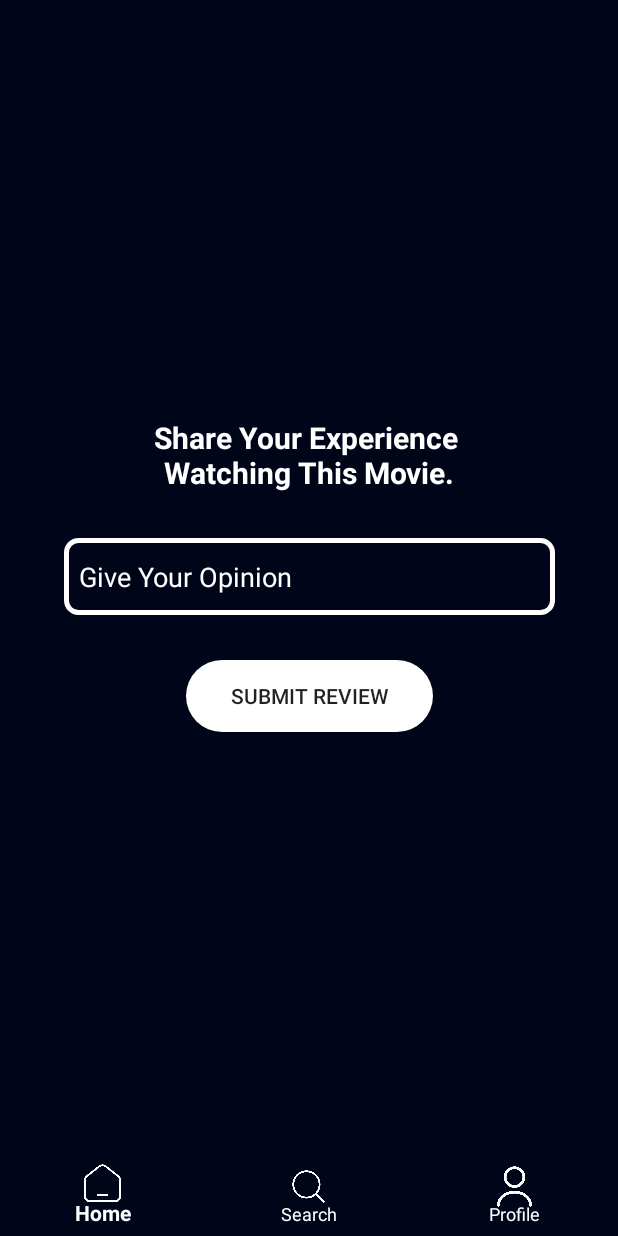
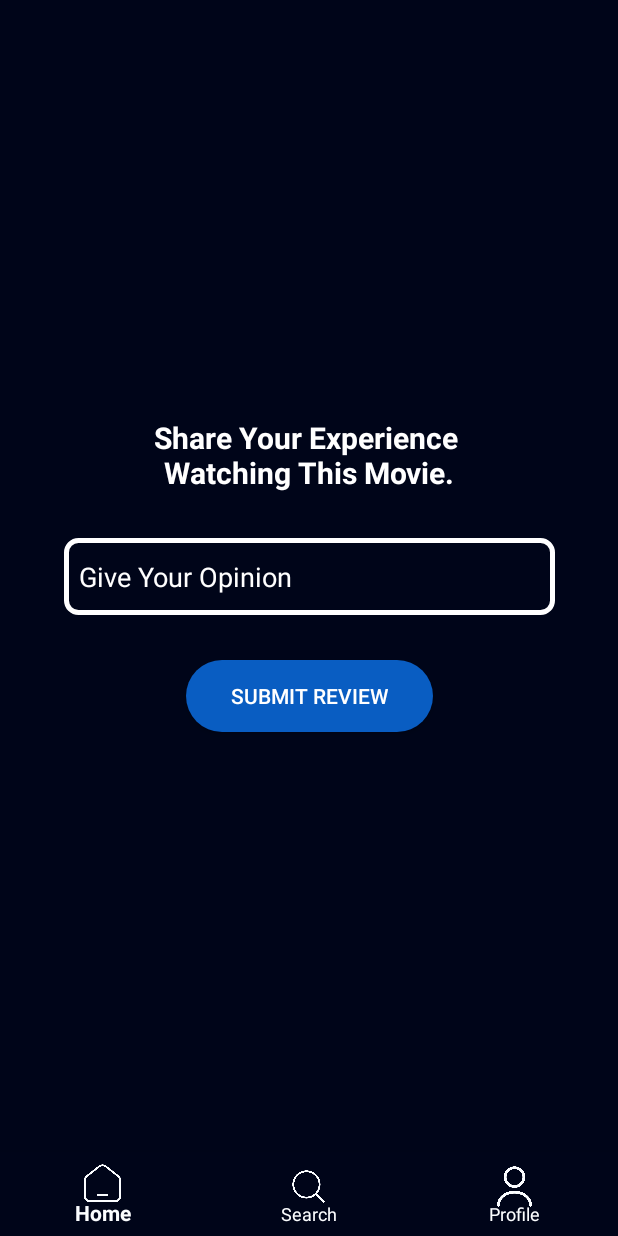
Before and after one commit to MilzamRadifan/project-papb-2024, an Android app: the fragment ReviewFragment placed in its activity, on a phone screen of 412 x 824 dp. Run offline under Robolectric (Android 15) with nearby library versions, the phone set to English and light mode, and no system bars; our stand-ins replace Firebase (no records; nobody signed in at launch, a user with empty details on screens opened directly).

Commit message:
make sure all UI are on the same theme

```diff
--- a/app/src/main/java/com/example/tapetrove/Activity/Home/PeminjamanFragment.java
+++ b/app/src/main/java/com/example/tapetrove/Activity/Home/PeminjamanFragment.java
@@ -209,7 +209,7 @@ public class PeminjamanFragment extends Fragment {
                 } else if (item.getItemId() == R.id.bottom_bagikan) {
                     Intent sendIntent = new Intent();
                     sendIntent.setAction(Intent.ACTION_SEND);
-                    sendIntent.putExtra(Intent.EXTRA_TEXT, "Ayo sewa film "+title+", hanya Rp.30.000 di aplikasi TaveTrove");
+                    sendIntent.putExtra(Intent.EXTRA_TEXT, "Ayo sewa film "+title+", hanya Rp.30.000 di aplikasi TapeTrove");
                     sendIntent.setType("text/plain");
                     Intent shareIntent = Intent.createChooser(sendIntent, null);
                     startActivity(shareIntent);
--- a/app/src/main/java/com/example/tapetrove/Activity/Search/SearchActivity.java
+++ b/app/src/main/java/com/example/tapetrove/Activity/Search/SearchActivity.java
@@ -71,17 +71,14 @@ public class SearchActivity extends AppCompatActivity {
     bottomNavigationView.setSelectedItemId(R.id.search);
     bottomNavigationView.setOnItemSelectedListener(item -> {
       if (item.getItemId() == R.id.home) {
-        // Handle Home item click
         startActivity(new Intent(getApplicationContext(), MainActivity.class));
         finish();
         return true;
       } else if (item.getItemId() == R.id.search) {
-        // Handle Search item click
         startActivity(new Intent(getApplicationContext(), SearchActivity.class));
         finish();
         return true;
       } else if (item.getItemId() == R.id.profile) {
-        // Handle Profile item click
         startActivity(new Intent(getApplicationContext(), ProfileActivity.class));
         finish();
         return true;
--- a/app/src/main/res/layout/fragment_berhasil.xml
+++ b/app/src/main/res/layout/fragment_berhasil.xml
@@ -58,11 +58,11 @@
             android:layout_marginLeft="12dp"
             android:layout_marginTop="20dp"
             android:layout_marginRight="12dp"
-            android:backgroundTint="@color/blue"
+            android:background="@drawable/bg_round_blue"
             android:text="Kembali ke laman Peminjaman"
+            android:textColor="#fbfdff"
             android:textSize="15sp"
             android:textStyle="bold"
-            android:textColor="#fbfdff"
             app:layout_constraintEnd_toEndOf="@+id/textView33"
             app:layout_constraintStart_toStartOf="@+id/textView33"
             app:layout_constraintTop_toBottomOf="@+id/textView33" />
--- a/app/src/main/res/layout/fragment_edit_profile.xml
+++ b/app/src/main/res/layout/fragment_edit_profile.xml
@@ -74,11 +74,11 @@
         android:layout_height="wrap_content"
         android:layout_marginLeft="110dp"
         android:layout_marginTop="430dp"
+        android:background="@drawable/bg_button_white"
         android:backgroundTint="#095DC2"
         android:clickable="true"
-        android:background="@drawable/bg_button_white"
-        android:textColor="@color/white"
-        android:text="Simpan Perubahan" />
+        android:text="Save Changes"
+        android:textColor="@color/white" />
 
 
 
--- a/app/src/main/res/layout/fragment_peminjaman.xml
+++ b/app/src/main/res/layout/fragment_peminjaman.xml
@@ -168,7 +168,7 @@
                 android:layout_marginStart="12dp"
                 android:layout_marginTop="10dp"
                 android:layout_marginEnd="12dp"
-                android:backgroundTint="@color/blue"
+                android:background="@drawable/bg_round_blue"
                 android:text="Rent The Movie"
                 android:textColor="#fbfdff"
                 android:textSize="18sp"
--- a/app/src/main/res/layout/fragment_rating.xml
+++ b/app/src/main/res/layout/fragment_rating.xml
@@ -50,9 +50,10 @@
         android:layout_below="@id/rbRatingBar"
         android:layout_centerHorizontal="true"
         android:layout_marginTop="30dp"
+        android:background="@drawable/bg_round_blue"
         android:paddingHorizontal="30dp"
-        android:background="@drawable/bg_button_white"
-        android:text="Proceed to Review" />
+        android:text="Proceed to Review"
+        android:textColor="#FFFFFF" />
 
     <Button
         android:id="@+id/btnDeleteRating"
--- a/app/src/main/res/layout/fragment_review.xml
+++ b/app/src/main/res/layout/fragment_review.xml
@@ -38,10 +38,11 @@
         android:id="@+id/btnSubmit"
         android:layout_width="wrap_content"
         android:layout_height="wrap_content"
+        android:layout_marginTop="30dp"
+        android:background="@drawable/bg_round_blue"
+        android:paddingHorizontal="30dp"
         android:text="Submit Review"
-        android:background="@drawable/bg_button_white"
-        android:paddingHorizontal="30dp"
-        android:layout_marginTop="30dp"
+        android:textColor="@color/white"
         app:layout_constraintEnd_toEndOf="parent"
         app:layout_constraintStart_toStartOf="parent"
         app:layout_constraintTop_toBottomOf="@+id/etReview" />
--- a/app/src/main/res/layout/fragment_search.xml
+++ b/app/src/main/res/layout/fragment_search.xml
@@ -21,6 +21,7 @@
         android:hint="Search"
         android:inputType="text"
         android:paddingStart="10dp"
+        android:textColor="@color/black"
         android:textColorHint="#767676"
         app:layout_constraintEnd_toStartOf="@+id/btSearch"
         app:layout_constraintStart_toStartOf="parent"
--- a/app/src/main/res/layout/fragment_transfer.xml
+++ b/app/src/main/res/layout/fragment_transfer.xml
@@ -239,7 +239,7 @@
             android:layout_marginStart="12dp"
             android:layout_marginTop="100dp"
             android:layout_marginEnd="12dp"
-            android:backgroundTint="@color/blue"
+            android:background="@drawable/bg_round_blue"
             android:text="Bayar Melalui Bank BNI"
             android:textColor="#fbfdff"
             android:textSize="18sp"
@@ -253,9 +253,9 @@
             android:layout_width="match_parent"
             android:layout_height="wrap_content"
             android:layout_marginStart="12dp"
-            android:layout_marginTop="5dp"
+            android:layout_marginTop="10dp"
             android:layout_marginEnd="12dp"
-            android:backgroundTint="@color/white"
+            android:background="@drawable/bg_button_white"
             android:text="Batalkan"
             android:textColor="#000519"
             android:textSize="18sp"
```
